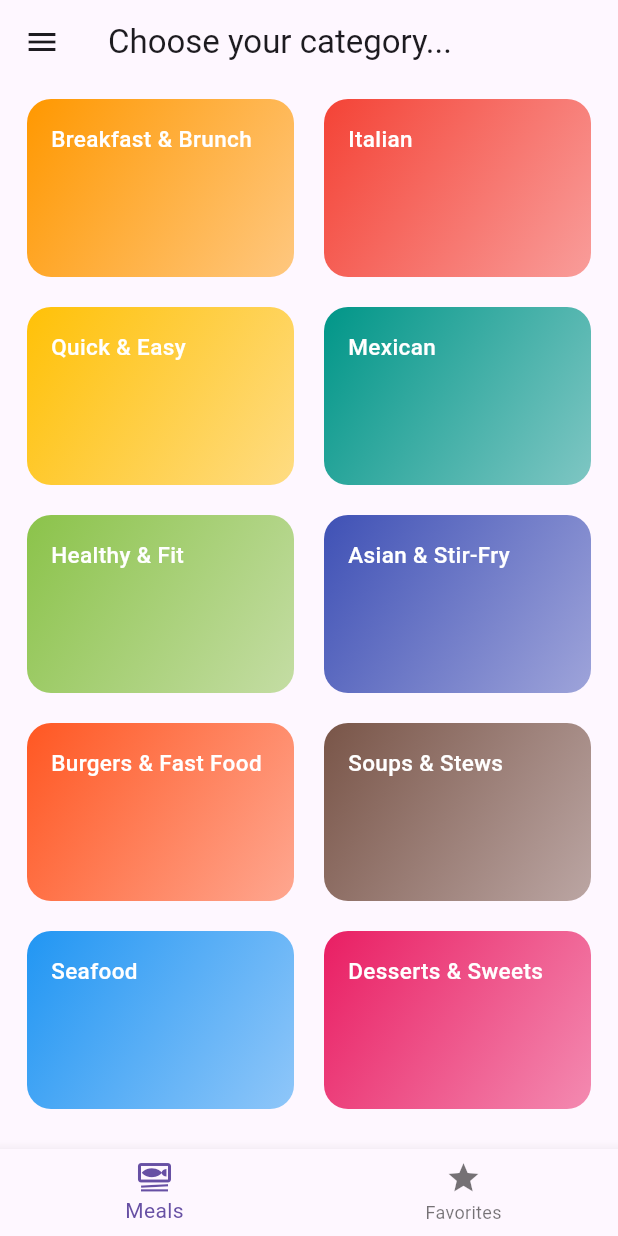
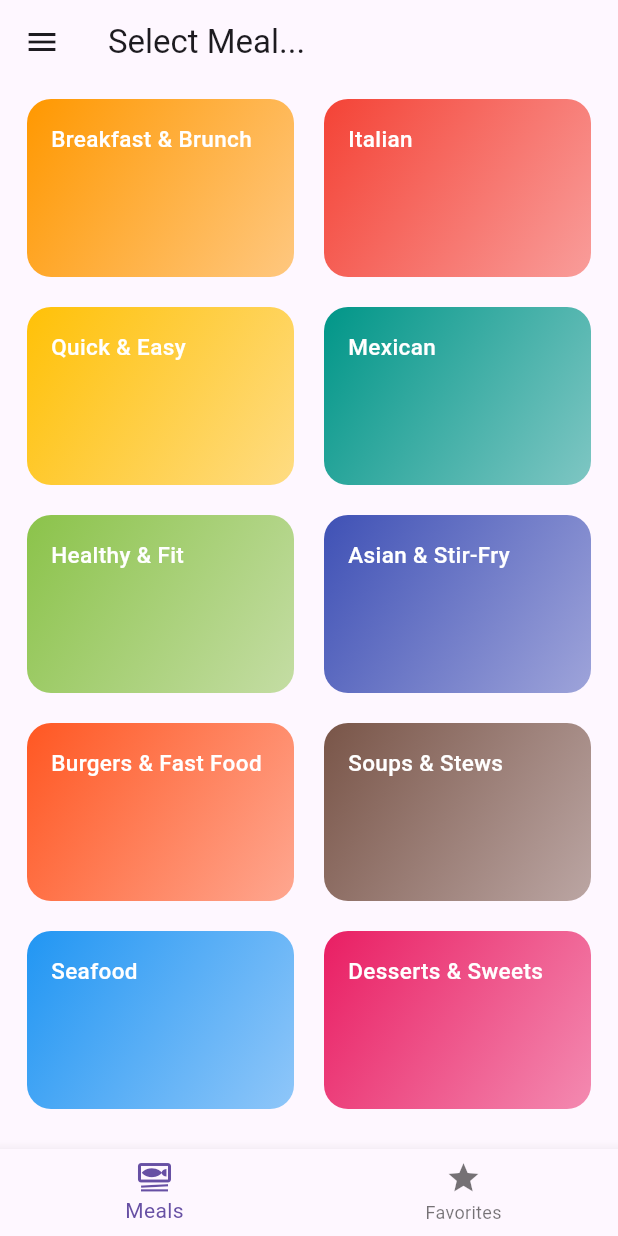
Before and after one commit to BWFaith/mymeal_app, a Flutter app: the screen it shows after launch, on a phone screen of 412 x 824 dp. Run offline on Flutter 3.47's test engine with Material 3 defaults, Android fonts, the phone set to English and light mode, and no system bars; our stand-ins replace device_preview.

Commit message:
makes a few changes

```diff
--- a/lib/main.dart
+++ b/lib/main.dart
@@ -20,6 +20,6 @@ class MyApp extends StatelessWidget {
 
   @override
   Widget build(BuildContext context) {
-    return MaterialApp(home: Tabscreen());
+    return MaterialApp(debugShowCheckedModeBanner: false, home: Tabscreen());
   }
 }
--- a/lib/screens/tabscreen.dart
+++ b/lib/screens/tabscreen.dart
@@ -82,7 +82,7 @@ class _TabscreenState extends State<Tabscreen> {
       return true;
     }).toList();
 
-    String pageTitle = 'Choose your category...';
+    String pageTitle = 'Select Meal...';
 
     Widget activePage = Categoryscreen(
       onTapMeal: (selectedMeal) {
```
